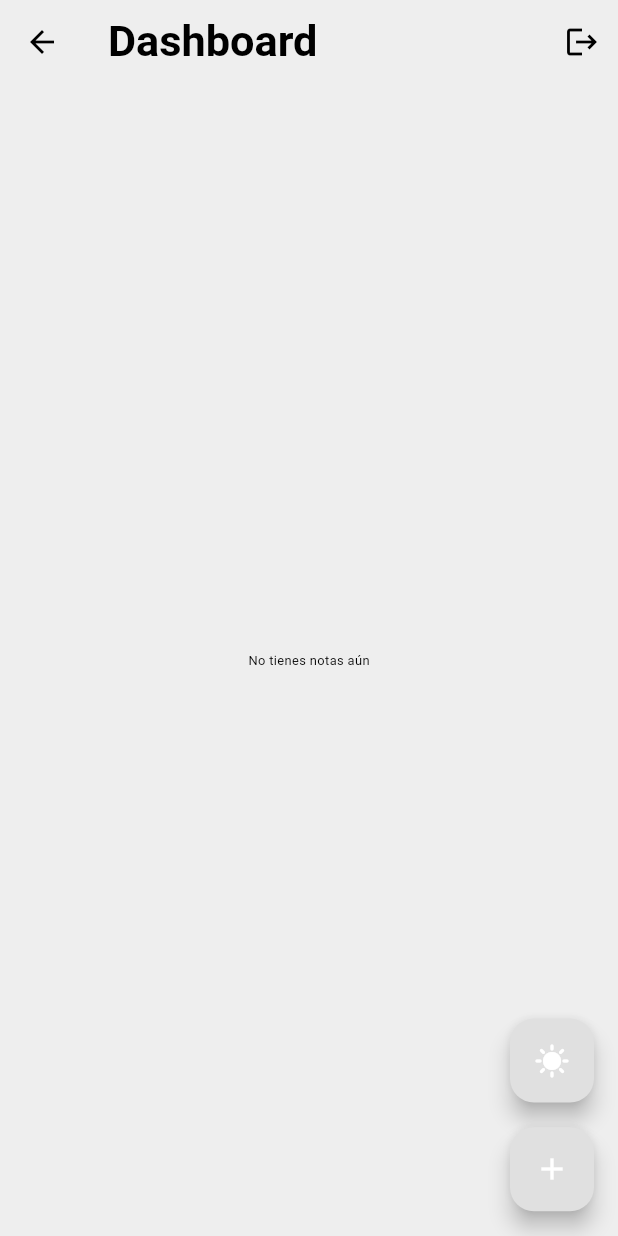
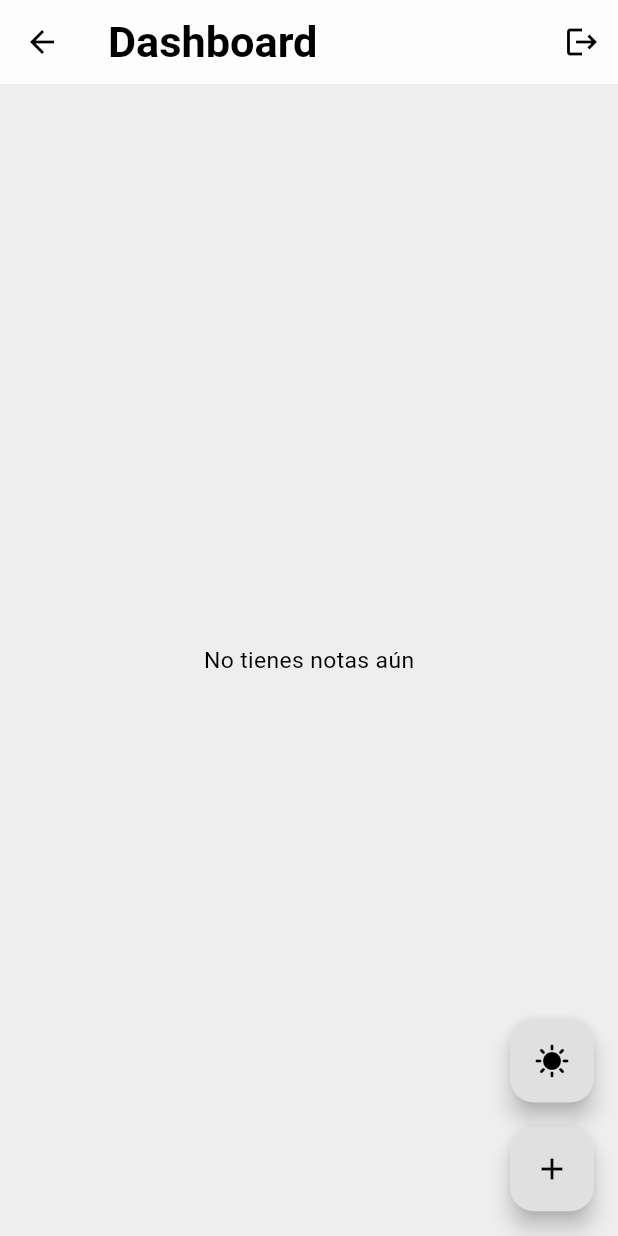
Before and after one commit to 00Alexis00/appnotas, a Flutter app: the Dashboard screen opened by its route, on a phone screen of 412 x 824 dp. Run offline on Flutter 3.47's test engine with Material 3 defaults, Android fonts, the phone set to English and light mode, and no system bars; our stand-ins replace cloud_firestore, firebase_auth, firebase_core, flutter_form_builder, flutter_smart_dialog, form_builder_validators and 2 more; accounts and stored records are empty.

Commit message:
proyecto terminado

```diff
--- a/lib/config/services/auth_services.dart
+++ b/lib/config/services/auth_services.dart
@@ -1,4 +1,3 @@
-// appnotas/lib/config/services/auth_services.dart
 import 'package:appnotas/config/preferencias/preferencias.dart';
 import 'package:appnotas/config/services/database_services.dart';
 import 'package:firebase_auth/firebase_auth.dart';
@@ -6,8 +5,6 @@ import 'package:firebase_auth/firebase_auth.dart';
 class AuthServices {
   final FirebaseAuth auth = FirebaseAuth.instance;
   var prefs = PreferenciasUsuario();
-
-  // Mantengo el nombre createAcount para no romper llamadas existentes
   Future<int> createAcount(
     String correo,
     String password,
@@ -20,22 +17,15 @@ class AuthServices {
         email: correo.trim(),
         password: password,
       );
-
       if (userCredential.user?.uid != null) {
         final uid = userCredential.user!.uid;
-
-        // guardar uid en preferencias local
         prefs.uid = uid;
-
-        // parseo edad con control (si falla se considera 0)
         int e = 0;
         try {
           e = int.parse(edad);
         } catch (_) {
           e = 0;
         }
-
-        // Llamo a DatabaseServices y le paso el uid para que el documento quede asociado
         bool response = await DatabaseServices().addUsuario(
           uid,
           nombre,
@@ -44,27 +34,21 @@ class AuthServices {
           correo,
         );
         if (!response) {
-          // error al escribir en Firestore
           return 2;
         }
-
-        // Opcional: enviar verificación
         try {
           final user = userCredential.user;
           if (user != null && !user.emailVerified) {
             await user.sendEmailVerification();
           }
         } catch (e) {
-          // no crítico, sólo logueamos (no interrumpimos el registro)
           print('No se pudo enviar email verification: $e');
         }
-
-        return 3; // éxito
+        return 3;
       } else {
-        return 0; // sin user inesperado
+        return 0;
       }
     } on FirebaseAuthException catch (e) {
-      // códigos correctos de Firebase: 'weak-password' y 'email-already-in-use'
       if (e.code == 'weak-password') {
         return 1;
       } else if (e.code == 'email-already-in-use') {
@@ -80,37 +64,25 @@ class AuthServices {
       return 0;
     }
   }
-
   Future<int> singInEmailAndPassword(String correo, String password) async {
     try {
-      // Validaciones defensivas
-      // correo = correo ?? '';
-      // password = password ?? '';
-
       correo = correo.trim();
-
       print(
         'DEBUG: singInEmailAndPassword llamado con correo="$correo" password length=${password.length}',
       );
-
       if (correo.isEmpty || password.isEmpty) {
         print('DEBUG: correo o password vacíos, abortando login');
-        return 1; // tratamos como credenciales inválidas
+        return 1;
       }
-
-      // Intento de login
       UserCredential userCredential = await auth.signInWithEmailAndPassword(
         email: correo,
         password: password,
       );
-
       print(
         'DEBUG: signInWithEmailAndPassword completado: ${userCredential.user}',
       );
-
       if (userCredential.user?.uid != null) {
         prefs.uid = userCredential.user!.uid;
-        // recargar currentUser para asegurarnos que firebase auth está en estado consistente
         try {
           await auth.currentUser?.reload();
           print('DEBUG: currentUser recargado: ${auth.currentUser}');
@@ -123,20 +95,16 @@ class AuthServices {
         return 0;
       }
     } on FirebaseAuthException catch (e) {
-      // Mostrar info útil en logs
       print(
         'Auth signIn FirebaseAuthException: code=${e.code}, message=${e.message}',
       );
-      // Para UI devolvemos 1 (credenciales inválidas) o 0 en otros casos
       if (e.code == 'user-not-found' || e.code == 'wrong-password') {
         return 1;
       }
       return 0;
     } catch (e, st) {
-      // Esto captura errores tipo NoSuchMethodError (p. ej. trim sobre null) y otros
       print('Auth signIn error (catch todo): $e\n$st');
       return 0;
     }
   }
-
 }
--- a/lib/config/services/database_services.dart
+++ b/lib/config/services/database_services.dart
@@ -1,4 +1,3 @@
-// appnotas/lib/config/services/database_services.dart
 import 'package:cloud_firestore/cloud_firestore.dart';
 import 'package:firebase_auth/firebase_auth.dart';
 
@@ -44,15 +43,12 @@ class DatabaseServices {
     });
   }
 
-  /// Nuevo: lista notas recibiendo explicitamente el uid.
   Stream<QuerySnapshot> listarNotasForUid(String uid) {
     return notasCollection
         .where('uidcreador', isEqualTo: uid)
         .orderBy('fecha')
         .snapshots();
   }
-
-  // Deprecated: mantener compatibilidad si otras partes llaman listarNotas()
   Stream<QuerySnapshot> listarNotas() {
     final uid = auth.currentUser?.uid ?? '';
     return listarNotasForUid(uid);
--- a/lib/config/services/theme_provider.dart
+++ b/lib/config/services/theme_provider.dart
@@ -2,21 +2,22 @@ import 'package:appnotas/config/preferencias/preferencias.dart';
 import 'package:appnotas/config/theme/theme.dart';
 import 'package:flutter/material.dart';
 
-  var prefs = PreferenciasUsuario();
-class ThemeProvider extends ChangeNotifier{
+final prefs = PreferenciasUsuario();
+
+class ThemeProvider extends ChangeNotifier {
   ThemeData _themeData = prefs.theme ? modoLight : modoDark;
   ThemeData get themeData => _themeData;
 
-  set themeData (ThemeData themeData) {
+  set themeData(ThemeData themeData) {
     _themeData = themeData;
     notifyListeners();
   }
 
-  void switchTheme(){
-    if(_themeData == modoLight){
+  void switchTheme() {
+    if (_themeData.brightness == Brightness.light) {
       themeData = modoDark;
       prefs.theme = false;
-    }else{
+    } else {
       themeData = modoLight;
       prefs.theme = true;
     }
--- a/lib/config/theme/theme.dart
+++ b/lib/config/theme/theme.dart
@@ -10,12 +10,62 @@ ThemeData modoLight = ThemeData(
     tertiary: Colors.grey.shade100,
     inversePrimary: Colors.grey.shade800,
   ),
+  iconTheme: const IconThemeData(color: Colors.black),
+  floatingActionButtonTheme: FloatingActionButtonThemeData(
+    foregroundColor: Colors.black,
+    backgroundColor: Colors.grey.shade300,
+  ),
+  elevatedButtonTheme: ElevatedButtonThemeData(
+    style: ButtonStyle(
+      backgroundColor: MaterialStateProperty.all(Colors.white),
+      foregroundColor: MaterialStateProperty.all(Colors.black),
+      padding: MaterialStateProperty.all(
+        const EdgeInsets.symmetric(vertical: 12, horizontal: 16),
+      ),
+    ),
+  ),
+  textButtonTheme: TextButtonThemeData(
+    style: ButtonStyle(
+      foregroundColor: MaterialStateProperty.all(Colors.black),
+    ),
+  ),
+  inputDecorationTheme: InputDecorationTheme(
+    filled: true,
+    fillColor: Colors.white,
+    contentPadding: EdgeInsets.symmetric(vertical: 12, horizontal: 12),
+    border: OutlineInputBorder(borderRadius: BorderRadius.circular(8)),
+    enabledBorder: OutlineInputBorder(
+      borderRadius: BorderRadius.circular(8),
+      borderSide: BorderSide(color: Colors.grey.shade400),
+    ),
+    focusedBorder: OutlineInputBorder(
+      borderRadius: BorderRadius.circular(8),
+      borderSide: BorderSide(color: Colors.blue.shade400, width: 1.5),
+    ),
+    labelStyle: TextStyle(color: Colors.black, fontSize: 16.sp),
+    hintStyle: TextStyle(color: Colors.black54, fontSize: 16.sp),
+  ),
+  appBarTheme: AppBarTheme(
+    iconTheme: const IconThemeData(color: Colors.black),
+    titleTextStyle: TextStyle(
+      color: Colors.black,
+      fontSize: 22.sp,
+      fontWeight: FontWeight.bold,
+    ),
+    backgroundColor: Colors.white,
+    elevation: 1,
+  ),
   textTheme: TextTheme(
-    bodyMedium: TextStyle(color: Colors.black,
-    fontSize: 18.sp),
-    titleLarge: TextStyle(color: Colors.grey.shade800,
-    fontWeight: FontWeight.bold, fontSize: 22.sp),
-  )
+    bodyMedium: TextStyle(
+      color: Colors.black,
+      fontSize: 18.sp,
+    ),
+    titleLarge: TextStyle(
+      color: Colors.grey.shade800,
+      fontWeight: FontWeight.bold,
+      fontSize: 22.sp,
+    ),
+  ),
 );
 
 ThemeData modoDark = ThemeData(
@@ -27,12 +77,60 @@ ThemeData modoDark = ThemeData(
     tertiary: Colors.grey.shade600,
     inversePrimary: Colors.grey.shade200,
   ),
+  iconTheme: const IconThemeData(color: Colors.white),
+  floatingActionButtonTheme: FloatingActionButtonThemeData(
+    foregroundColor: Colors.white,
+    backgroundColor: Colors.grey.shade800,
+  ),
+  elevatedButtonTheme: ElevatedButtonThemeData(
+    style: ButtonStyle(
+      backgroundColor: MaterialStateProperty.all(Colors.black),
+      foregroundColor: MaterialStateProperty.all(Colors.white),
+      padding: MaterialStateProperty.all(
+        const EdgeInsets.symmetric(vertical: 12, horizontal: 16),
+      ),
+    ),
+  ),
+  textButtonTheme: TextButtonThemeData(
+    style: ButtonStyle(
+      foregroundColor: MaterialStateProperty.all(Colors.white),
+    ),
+  ),
+  inputDecorationTheme: InputDecorationTheme(
+    filled: true,
+    fillColor: Colors.white,
+    contentPadding: EdgeInsets.symmetric(vertical: 12, horizontal: 12),
+    border: OutlineInputBorder(borderRadius: BorderRadius.circular(8)),
+    enabledBorder: OutlineInputBorder(
+      borderRadius: BorderRadius.circular(8),
+      borderSide: BorderSide(color: Colors.grey.shade400),
+    ),
+    focusedBorder: OutlineInputBorder(
+      borderRadius: BorderRadius.circular(8),
+      borderSide: BorderSide(color: Colors.blue.shade300, width: 1.5),
+    ),
+    labelStyle: TextStyle(color: Colors.black, fontSize: 16.sp),
+    hintStyle: TextStyle(color: Colors.black54, fontSize: 16.sp),
+  ),
+  appBarTheme: AppBarTheme(
+    iconTheme: const IconThemeData(color: Colors.white),
+    titleTextStyle: TextStyle(
+      color: Colors.white,
+      fontSize: 22.sp,
+      fontWeight: FontWeight.bold,
+    ),
+    backgroundColor: Colors.grey.shade900,
+    elevation: 1,
+  ),
   textTheme: TextTheme(
-    bodyMedium: TextStyle(color: Colors.white, fontSize: 18.sp),
+    bodyMedium: TextStyle(
+      color: Colors.black,
+      fontSize: 18.sp,
+    ),
     titleLarge: TextStyle(
       color: Colors.grey.shade300,
       fontWeight: FontWeight.bold,
       fontSize: 22.sp,
     ),
-  )
+  ),
 );
--- a/lib/main.dart
+++ b/lib/main.dart
@@ -1,8 +1,6 @@
 import 'package:appnotas/config/routes/routes.dart';
 import 'package:appnotas/config/services/theme_provider.dart';
 import 'package:appnotas/firebase_options.dart';
-// import 'package:appnotas/screen/login/login.dart';
-// import 'package:appnotas/screen/screen.dart';
 import 'package:firebase_core/firebase_core.dart';
 import 'package:flutter/material.dart';
 import 'package:flutter_smart_dialog/flutter_smart_dialog.dart';
--- a/lib/screen/custom/custom_form_text_field.dart
+++ b/lib/screen/custom/custom_form_text_field.dart
@@ -24,10 +24,10 @@ class CustomFormTextField extends StatelessWidget {
         obscureText: obscure ?? false,
         decoration: InputDecoration(
           filled: true,
-          fillColor: Colors.white,
+          fillColor: Colors.lightBlue,
           hintText: hint,
           label: Text(label),
-          labelStyle: TextStyle(color: Colors.lightBlue, fontSize: 18.sp),
+          labelStyle: TextStyle(color: Colors.white, fontSize: 18.sp),
           border: OutlineInputBorder(
             borderRadius: BorderRadius.circular(12),
             borderSide: BorderSide(color: Colors.deepPurple),
--- a/lib/screen/login/dashboard.dart
+++ b/lib/screen/login/dashboard.dart
@@ -1,8 +1,6 @@
-// appnotas/lib/screen/login/dashboard.dart
 import 'package:appnotas/config/preferencias/preferencias.dart';
 import 'package:appnotas/config/services/database_services.dart';
 import 'package:appnotas/config/services/theme_provider.dart';
-import 'package:appnotas/config/theme/theme.dart';
 import 'package:appnotas/screen/custom/custom_form_text_field.dart';
 import 'package:firebase_auth/firebase_auth.dart';
 import 'package:flutter/material.dart';
@@ -29,6 +27,9 @@ class _DashboardState extends State<Dashboard> {
   Widget build(BuildContext context) {
     prefs.ultimaPagina = 'dashboard';
 
+    final themeProvider = Provider.of<ThemeProvider>(context, listen: true);
+    final isLight = themeProvider.themeData.brightness == Brightness.light;
+
     return Scaffold(
       floatingActionButtonLocation: FloatingActionButtonLocation.endDocked,
       floatingActionButton: Column(
@@ -39,7 +40,9 @@ class _DashboardState extends State<Dashboard> {
             onPressed: () {
               Provider.of<ThemeProvider>(context, listen: false).switchTheme();
             },
-            child: Icon(Provider.of<ThemeProvider>(context, listen:true).themeData == modoLight? Icons.sunny : Icons.mode_night_outlined),
+            child: Icon(
+              isLight ? Icons.sunny : Icons.mode_night_outlined,
+            ),
           ),
           SizedBox(height: 2.h),
           FloatingActionButton(
@@ -65,25 +68,20 @@ class _DashboardState extends State<Dashboard> {
         ],
       ),
       body: SafeArea(
-        // Primero, escuchamos el estado de autenticación
         child: StreamBuilder<User?>(
           stream: _auth.authStateChanges(),
           builder: (context, authSnapshot) {
             if (authSnapshot.connectionState == ConnectionState.waiting) {
-              // todavía esperando el estado de auth
               return const Center(child: CircularProgressIndicator());
             }
             final user = authSnapshot.data;
             if (user == null) {
-              // No hay usuario: redirigimos al login (o mostramos mensaje)
-              // Usamos WidgetsBinding.addPostFrameCallback para no llamar Navigator dentro de build inmediatamente
               WidgetsBinding.instance.addPostFrameCallback((_) {
                 Navigator.pushReplacementNamed(context, '/login');
               });
               return const Center(child: Text('Redirigiendo a login...'));
             }
 
-            // Si tenemos usuario, construimos el StreamBuilder de notas con su uid
             return Center(
               child: Container(
                 height: 80.h,
@@ -92,7 +90,6 @@ class _DashboardState extends State<Dashboard> {
                   stream: _dbService.listarNotasForUid(user.uid),
                   builder: (context, snapshot) {
                     if (snapshot.hasError) {
-                      // Muestra un mensaje de error si la consulta falla (por ejemplo reglas)
                       return Center(
                         child: Text('Error al cargar notas: ${snapshot.error}'),
                       );
@@ -100,13 +97,12 @@ class _DashboardState extends State<Dashboard> {
                     if (snapshot.connectionState == ConnectionState.waiting) {
                       return const Center(child: CircularProgressIndicator());
                     }
-                    // snapshot has data (puede ser lista vacía)
                     final notas = snapshot.data?.docs ?? [];
                     if (notas.isEmpty) {
                       return Center(
                         child: Text(
                           'No tienes notas aún',
-                          style: TextStyle(fontSize: 12.sp),
+                          style: TextStyle(fontSize: 16.sp),
                         ),
                       );
                     }
@@ -116,22 +112,35 @@ class _DashboardState extends State<Dashboard> {
                         final doc = notas[index];
                         final texto = doc['texto'] ?? '';
                         return Container(
-                          padding: EdgeInsets.all(10.sp),
+                          padding: EdgeInsets.symmetric(
+                            horizontal: 4.w,
+                            vertical: 2.h,
+                          ),
                           margin: EdgeInsets.only(bottom: 2.h),
                           decoration: BoxDecoration(
                             borderRadius: BorderRadius.circular(12),
                             color: Colors.teal,
                           ),
-                          height: 6.h,
                           child: Row(
-                            mainAxisAlignment: MainAxisAlignment.spaceBetween,
+                            crossAxisAlignment: CrossAxisAlignment.start,
                             children: [
-                              SizedBox(width: 40.w, child: Text(texto)),
+                              Expanded(
+                                child: Text(
+                                  texto,
+                                  softWrap: true,
+                                  style: TextStyle(
+                                    fontSize:
+                                        18.sp,
+                                    color: Colors
+                                        .white,
+                                  ),
+                                ),
+                              ),
                               Row(
+                                mainAxisSize: MainAxisSize.min,
                                 children: [
                                   IconButton(
                                     onPressed: () {
-                                      // abrir diálogo editar con valor actual
                                       mostrarDialogEditar(
                                         context,
                                         texto,
@@ -163,7 +172,6 @@ class _DashboardState extends State<Dashboard> {
     );
   }
 
-  // ... mantener mostrarDialogAgregar y mostrarDialogEditar sin cambios ...
   Future<dynamic> mostrarDialogAgregar(BuildContext context) {
     return showDialog(
       context: context,
--- a/lib/screen/login/login.dart
+++ b/lib/screen/login/login.dart
@@ -73,15 +73,11 @@ class _LoginState extends State<Login> {
                                 final formulario = _formKey.currentState?.value;
                                 final correo = formulario?['correo'];
                                 final password = formulario?['password'];
-
-                                // llamamos al servicio
                                 var response = await AuthServices()
                                     .singInEmailAndPassword(
                                       correo ?? '',
                                       password ?? '',
                                     );
-
-                                // aseguramos dismiss del loading antes de continuar
                                 try {
                                   SmartDialog.dismiss();
                                 } catch (_) {}
@@ -130,6 +126,7 @@ class _LoginState extends State<Login> {
                       ),
                       Text('O tambien puedes', style: TextStyle(color: Colors.blueAccent, fontWeight: FontWeight.bold, fontSize: 18.sp),
                       ),
+                      SizedBox(height: 2.h),
                       SizedBox(
                         child: ElevatedButton(
                           onPressed: () {
```
Also changed, not shown: lib/screen/login/crear_cuenta.dart (+1 -7 lines), 1 other file.
